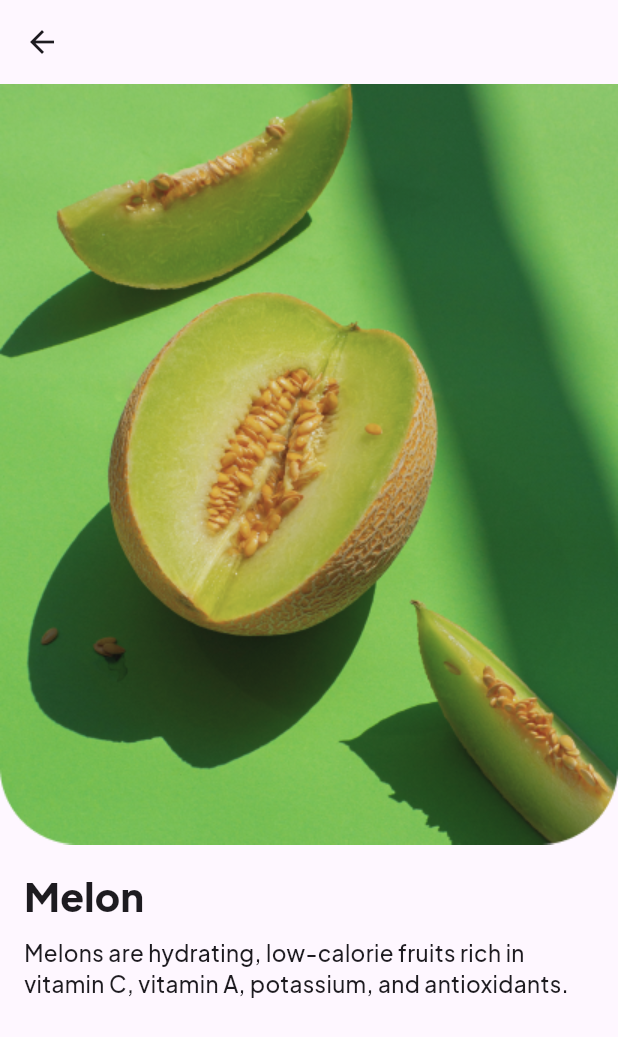
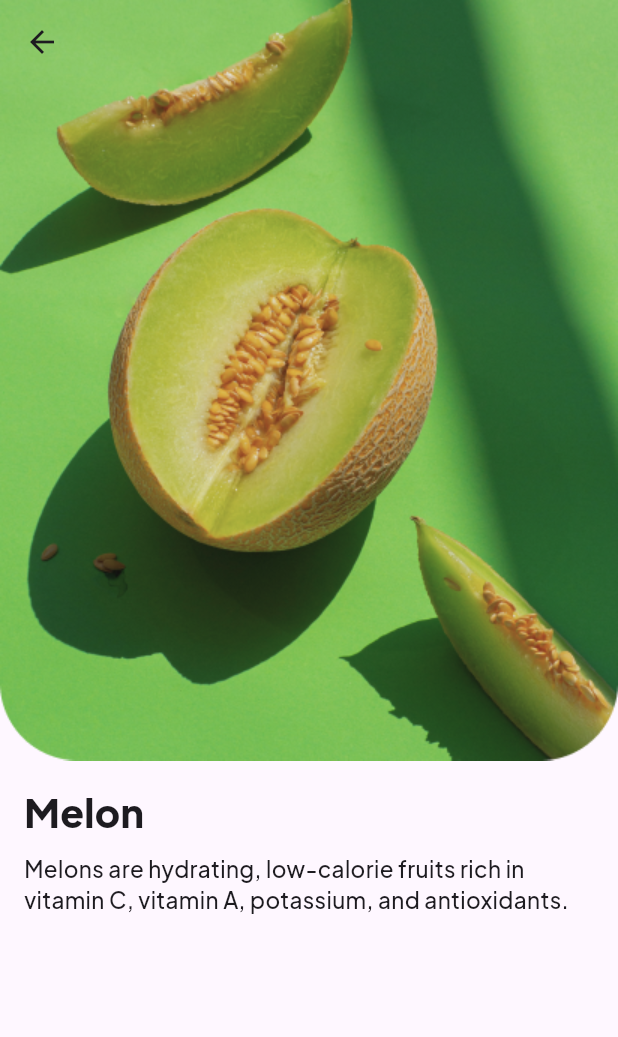
Before and after one commit to NaufalMuh11/fruityMobile, a Flutter app: the FruitListView screen opened directly, after a tap on "Melon", on a phone screen of 412 x 824 dp. Shown: the top 1037 px of the screen. Run offline on Flutter 3.47's test engine with Material 3 defaults, Android fonts, the phone set to English and light mode, and no system bars.

Commit message:
"feat: add extends to header"

```diff
--- a/lib/fruit-detail.dart
+++ b/lib/fruit-detail.dart
@@ -14,6 +14,7 @@
   @override
   Widget build(BuildContext context) {
     return Scaffold(
+      extendBodyBehindAppBar: true,
       appBar: AppBar(
         backgroundColor: Colors.transparent,
       ),
--- a/lib/fruit-list.dart
+++ b/lib/fruit-list.dart
@@ -10,9 +10,8 @@
       ),
       body: Column(
         children: [
-          // Bagian teks yang tidak akan digulung
           Padding(
-            padding: const EdgeInsets.all(16.0),
+            padding: const EdgeInsets.only(top: 2, bottom: 2, left: 16, right: 16),
             child: Text(
               'Fruit List',
               style: TextStyle(
@@ -23,7 +22,7 @@
               ),
             ),
           ),
-          SizedBox(height: 16), // Memberikan ruang antara teks dan daftar buah
+          SizedBox(height: 2), // Memberikan ruang antara teks dan daftar buah
 
           // Bagian scrollable untuk daftar buah
           Expanded(
```
